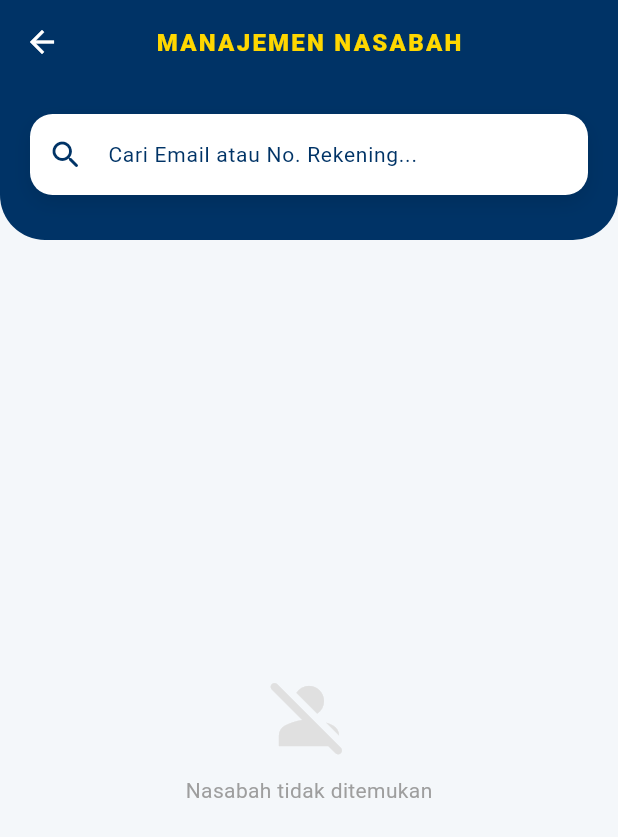
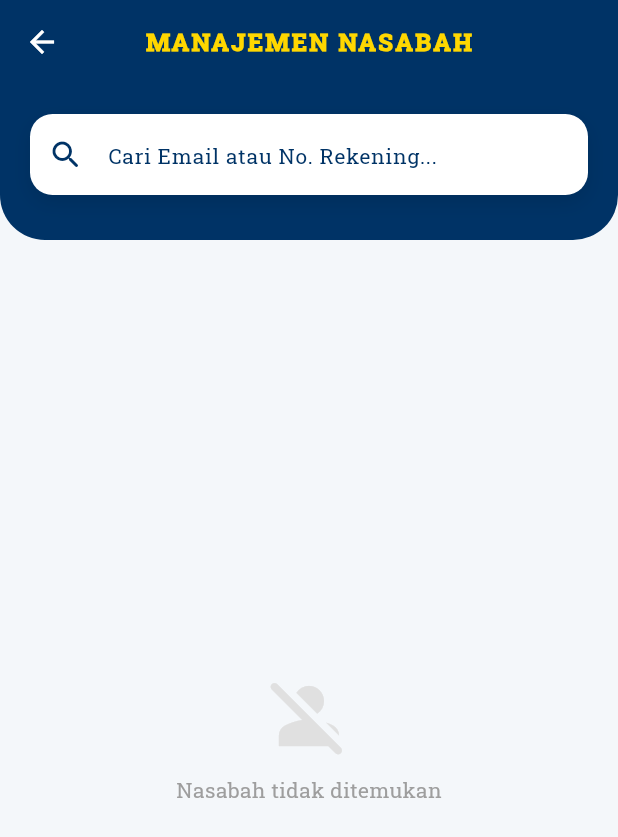
Before and after one commit to ant877931-dotcom/pemula_team, a Flutter app: the AdminDashboard screen opened directly, after a tap on the "menu open" icon, after a tap on "Logout", after a tap on "Manajemen Nasabah", on a phone screen of 412 x 824 dp. Shown: the top 837 px of the screen. Run offline on Flutter 3.47's test engine with Material 3 defaults, Android fonts, the phone set to English and light mode, and no system bars; our stand-ins replace fl_chart, flutter_local_notifications, supabase_flutter, webview_flutter; accounts and stored records are empty.

Commit message:
EditDashboard

```diff
--- a/analysis_options.yaml
+++ b/analysis_options.yaml
@@ -7,6 +7,9 @@
 
 # The following line activates a set of recommended lints for Flutter apps,
 # packages, and plugins designed to encourage good coding practices.
+analyzer:
+  errors:
+    depend_on_referenced_packages: ignore
 include: package:flutter_lints/flutter.yaml
 
 linter:
--- a/lib/main.dart
+++ b/lib/main.dart
@@ -2,6 +2,7 @@ import 'package:flutter/material.dart';
 import 'package:m_banking/services/notification_service.dart';
 import 'package:supabase_flutter/supabase_flutter.dart';
 import 'screens/auth/login_screen.dart';
+
 
 void main() async {
   WidgetsFlutterBinding.ensureInitialized();
@@ -16,6 +17,9 @@ void main() async {
 
   runApp(MaterialApp(
     debugShowCheckedModeBanner: false,
+    theme: ThemeData(
+    fontFamily: 'RobotoSlab',
+  ),
     home: LoginScreen()
   )
   );
--- a/lib/screens/admin/admin_dashboard.dart
+++ b/lib/screens/admin/admin_dashboard.dart
@@ -37,7 +37,6 @@ class _AdminDashboardState extends State<AdminDashboard> {
     _getCurrentAdminInfo();
   }
 
-  // Mengambil info admin yang sedang login untuk ditampilkan di Drawer
   void _getCurrentAdminInfo() {
     final user = _supabase.auth.currentUser;
     if (user != null) {
@@ -85,17 +84,64 @@ class _AdminDashboardState extends State<AdminDashboard> {
   }
 
   Future<void> _handleLogout() async {
-    final confirm = await showDialog<bool>(
+    final bool? confirm = await showDialog<bool>(
   context: context,
   builder: (ctx) => AlertDialog(
     shape: RoundedRectangleBorder(borderRadius: BorderRadius.circular(20)),
-        title: const Text("Logout Admin"),
-        content: const Text("Apakah Anda yakin ingin keluar dari sistem manajemen?"),
+
+    // --- JUDUL & ICON ---
+    title: Column(
+      children: [
+        // Menggunakan Icon Admin/Logout dengan warna Emas
+        Icon(
+          Icons.admin_panel_settings_rounded, // Saya ganti ikon sedikit agar terlihat 'Admin'
+          size: 50,
+          color: colorGold,
+        ),
+        const SizedBox(height: 12),
+        Text(
+          "Logout Admin",
+          style: TextStyle(
+            fontWeight: FontWeight.bold,
+            color: colorBottom, // Biru Gelap
+          ),
+        ),
+      ],
+    ),
+
+    // --- KONTEN ---
+    content: Text(
+      "Apakah Anda yakin ingin keluar dari sistem manajemen?",
+      textAlign: TextAlign.center,
+      style: TextStyle(color: colorBottom.withOpacity(0.8)),
+    ),
+
+    // --- TOMBOL ---
+    actionsAlignment: MainAxisAlignment.spaceEvenly,
+    actionsPadding: const EdgeInsets.only(bottom: 16),
     actions: [
-          TextButton(onPressed: () => Navigator.pop(ctx, false), child: const Text("Batal")),
+      // Tombol BATAL
+      TextButton(
+        onPressed: () => Navigator.pop(ctx, false),
+        child: Text(
+          "Batal",
+          style: TextStyle(
+            color: colorBottom, // Biru Gelap (Netral)
+            fontWeight: FontWeight.normal,
+          ),
+        ),
+      ),
+
+      // Tombol KELUAR
       TextButton(
         onPressed: () => Navigator.pop(ctx, true),
-            child: const Text("Keluar", style: TextStyle(color: Colors.red)),
+        child: Text(
+          "Keluar",
+          style: TextStyle(
+            color: colorTop, // Biru Terang (Action Utama)
+            fontWeight: FontWeight.bold,
+          ),
+        ),
       ),
     ],
   ),
@@ -116,7 +162,7 @@ class _AdminDashboardState extends State<AdminDashboard> {
   Widget build(BuildContext context) {
     return Scaffold(
       backgroundColor: const Color(0xFFF4F7FA),
-      drawer: _buildDrawer(), // Menerapkan Drawer
+      drawer: _buildDrawer(),
       body: Stack(
         children: [
           // Header Gradient Melengkung
@@ -147,7 +193,7 @@ class _AdminDashboardState extends State<AdminDashboard> {
                     crossAxisAlignment: CrossAxisAlignment.start,
                     children: [
                       const SizedBox(height: 10),
-                      _buildAdminAppBar(), // Tombol Menu Trigger Drawer
+                      _buildAdminAppBar(),
                       const SizedBox(height: 20),
                       _buildGreetingHeader(),
                       const SizedBox(height: 25),
@@ -159,7 +205,11 @@ class _AdminDashboardState extends State<AdminDashboard> {
                       const SizedBox(height: 30),
                       const Text(
                         "Navigasi Kontrol",
-                        style: TextStyle(fontSize: 18, fontWeight: FontWeight.bold, color: Color(0xFF333333)),
+                        style: TextStyle(
+                          fontSize: 18,
+                          fontWeight: FontWeight.bold,
+                          color: Color(0xFF333333)
+                        ),
                       ),
                       const SizedBox(height: 15),
                       _buildAdminMenu(),
@@ -174,12 +224,11 @@ class _AdminDashboardState extends State<AdminDashboard> {
     );
   }
 
-  // --- WIDGET DRAWER (SIDE MENU) ---
+  // --- DRAWER ---
   Widget _buildDrawer() {
     return Drawer(
       child: Column(
         children: [
-          // Header Drawer dengan Gradient & Info Admin
           UserAccountsDrawerHeader(
             decoration: BoxDecoration(
               gradient: LinearGradient(colors: [colorTop, colorBottom]),
@@ -188,16 +237,10 @@ class _AdminDashboardState extends State<AdminDashboard> {
               backgroundColor: colorGold,
               child: Icon(Icons.admin_panel_settings_rounded, size: 40, color: colorBottom),
             ),
-            accountName: const Text("", ),
+            accountName: const Text("", style: TextStyle(fontWeight: FontWeight.bold)),
             accountEmail: Text(_adminEmail),
           ),
 
-          // Menu Items
-          ListTile(
-            leading: Icon(Icons.dashboard_rounded, color: colorTop),
-            title: const Text("Dashboard"),
-            onTap: () => Navigator.pop(context), // Tutup drawer
-          ),
           ListTile(
             leading: Icon(Icons.people_alt_rounded, color: colorTop),
             title: const Text("Manajemen Nasabah"),
@@ -215,12 +258,11 @@ class _AdminDashboardState extends State<AdminDashboard> {
             },
           ),
 
-          const Spacer(), // Mendorong widget di bawahnya ke dasar layar
+          const Spacer(),
 
           const Divider(),
-          // Tombol Logout di paling bawah
           ListTile(
-            leading: const Icon(Icons.logout_rounded, color: Color(0xFF003366)),
+            leading: const Icon(Icons.logout_rounded, color:Color(0xFF003366)),
             title: const Text(
               "Logout",
               style: TextStyle(color: Color(0xFF003366), fontWeight: FontWeight.bold)
@@ -230,7 +272,7 @@ class _AdminDashboardState extends State<AdminDashboard> {
               _handleLogout();
             },
           ),
-          const SizedBox(height: 20), // Padding tambahan di bawah
+          const SizedBox(height: 20),
         ],
       ),
     );
@@ -241,12 +283,10 @@ class _AdminDashboardState extends State<AdminDashboard> {
       builder: (context) => Row(
         mainAxisAlignment: MainAxisAlignment.spaceBetween,
         children: [
-          // Tombol Menu untuk membuka Drawer
           IconButton(
             icon: Icon(Icons.menu_open_rounded, color: colorGold, size: 32),
             onPressed: () => Scaffold.of(context).openDrawer(),
           ),
-
           const SizedBox(width: 48),
         ],
       ),
@@ -259,7 +299,7 @@ class _AdminDashboardState extends State<AdminDashboard> {
       children: [
         Text(
           "System Overview,",
-          style: TextStyle(color: Colors.white70, fontSize: 16, fontWeight: FontWeight.w400),
+          style: TextStyle(color: Colors.white, fontSize: 16, fontWeight: FontWeight.w400),
         ),
         Text(
           "ADMIN",
@@ -287,7 +327,8 @@ class _AdminDashboardState extends State<AdminDashboard> {
           Row(
             mainAxisAlignment: MainAxisAlignment.spaceBetween,
             children: [
-              const Text("Total Likuiditas Nasabah", style: TextStyle(color: Colors.grey, fontSize: 13, fontWeight: FontWeight.w600)),
+              // PERBAIKAN: Warna teks lebih gelap
+              Text("Total Likuiditas Nasabah", style: TextStyle(color: Colors.grey[700], fontSize: 13, fontWeight: FontWeight.w600)),
               Icon(Icons.analytics_rounded, color: colorGold, size: 22),
             ],
           ),
@@ -297,42 +338,68 @@ class _AdminDashboardState extends State<AdminDashboard> {
             style: TextStyle(fontSize: 28, fontWeight: FontWeight.bold, color: colorBottom),
           ),
           const SizedBox(height: 10),
-          const Text(
+          // PERBAIKAN: Warna teks lebih gelap
+          Text(
             "Total akumulasi saldo seluruh akun terdaftar",
-            style: TextStyle(color: Colors.black38, fontSize: 11),
+            style: TextStyle(color: Colors.grey[600], fontSize: 11),
           ),
         ],
       ),
     );
   }
 
+  // --- GRID STATUS AKUN ---
   Widget _buildUserStatusGrid() {
     return Row(
       children: [
         _statBox("Aktif", _activeUsers.toString(), Colors.blue),
-        const SizedBox(width: 12),
+        const SizedBox(width: 15),
         _statBox("Bekukan", _frozenUsers.toString(), Colors.orange),
-        const SizedBox(width: 12),
+        const SizedBox(width: 15),
         _statBox("Blokir", _bannedUsers.toString(), Colors.red),
       ],
     );
   }
 
+  // --- DESAIN KARTU STATUS (SUDAH DIPERBAIKI) ---
   Widget _statBox(String label, String value, Color color) {
     return Expanded(
       child: Container(
-        padding: const EdgeInsets.symmetric(vertical: 15),
+        padding: const EdgeInsets.symmetric(vertical: 20, horizontal: 10),
         decoration: BoxDecoration(
           color: Colors.white,
           borderRadius: BorderRadius.circular(20),
-          boxShadow: [BoxShadow(color: Colors.black.withOpacity(0.03), blurRadius: 10)],
-          border: Border(top: BorderSide(color: color, width: 3)),
+          boxShadow: [
+            BoxShadow(
+              color: Colors.black.withOpacity(0.04),
+              blurRadius: 15,
+              offset: const Offset(0, 5)
+            )
+          ],
+          border: Border.all(color: Colors.grey.withOpacity(0.1)),
         ),
         child: Column(
+          mainAxisAlignment: MainAxisAlignment.center,
           children: [
-            Text(label, style: const TextStyle(fontSize: 12, color: Colors.grey, fontWeight: FontWeight.bold)),
-            const SizedBox(height: 5),
-            Text(value, style: TextStyle(fontSize: 20, fontWeight: FontWeight.bold, color: colorBottom)),
+            // BAGIAN ICON DIHAPUS AGAR TIDAK ERROR
+
+            Text(
+              value,
+              style: TextStyle(
+                fontSize: 22,
+                fontWeight: FontWeight.w900,
+                color: color // Menggunakan parameter color
+              )
+            ),
+            const SizedBox(height: 4),
+            Text(
+              label,
+              style: TextStyle(
+                fontSize: 12,
+                color: Colors.grey[700], // PERBAIKAN: Lebih gelap
+                fontWeight: FontWeight.w600
+              )
+            ),
           ],
         ),
       ),
@@ -351,7 +418,11 @@ class _AdminDashboardState extends State<AdminDashboard> {
       child: Column(
         crossAxisAlignment: CrossAxisAlignment.start,
         children: [
-          const Text("Grafik Distribusi", style: TextStyle(fontWeight: FontWeight.bold, color: Colors.grey)),
+          // PERBAIKAN: Judul grafik lebih hitam
+          const Text(
+            "Grafik Distribusi",
+            style: TextStyle(fontWeight: FontWeight.bold, color: Colors.black87, fontSize: 16)
+          ),
           const SizedBox(height: 20),
           Expanded(
             child: LineChart(
@@ -388,7 +459,7 @@ class _AdminDashboardState extends State<AdminDashboard> {
       children: [
         _adminMenuTile(
           "Manajemen Nasabah",
-          "Kelola status, blokir, dan limit",
+          "Kelola status",
           Icons.people_alt_rounded,
           colorTop,
           () => Navigator.push(context, MaterialPageRoute(builder: (_) => const UserManagementPage()))
@@ -419,7 +490,8 @@ class _AdminDashboardState extends State<AdminDashboard> {
           child: Icon(icon, color: color),
         ),
         title: Text(title, style: const TextStyle(fontWeight: FontWeight.bold, fontSize: 15)),
-        subtitle: Text(subtitle, style: const TextStyle(fontSize: 12, color: Colors.grey)),
+        // PERBAIKAN: Subtitle lebih gelap
+        subtitle: Text(subtitle, style: TextStyle(fontSize: 12, color: Colors.grey[600])),
         trailing: const Icon(Icons.chevron_right_rounded),
         onTap: onTap,
       ),
--- a/lib/screens/user/transfer_page.dart
+++ b/lib/screens/user/transfer_page.dart
@@ -174,7 +174,7 @@ class _TransferPageState extends State<TransferPage> {
                     child: Row(
                       children: [
                         Text(
-                          "No. Rek: ${_isAccountVisible ? widget.user.accountNumber : "**** **** ****"}",
+                          "No. Rek: ${_isAccountVisible ? widget.user.accountNumber : "******"}",
                           style: TextStyle(color: colorGold.withOpacity(0.8), fontSize: 13, fontWeight: FontWeight.bold)
                         ),
                         const SizedBox(width: 8),
```
Also changed, not shown: lib/screens/auth/login_screen.dart (+30 -12 lines), lib/screens/user/user_dashboard.dart (+50 -7 lines), pubspec.yaml (+11 -0 lines), assets/fonts/RobotoSlab-Bold.ttf (added), assets/fonts/RobotoSlab-Regular.ttf (added), assets/fonts/RobotoSlab-SemiBold.ttf (added), assets/images/logo_midBank.png (added), pubspec.lock. Lines whose indentation alone changed are shown as unchanged.
